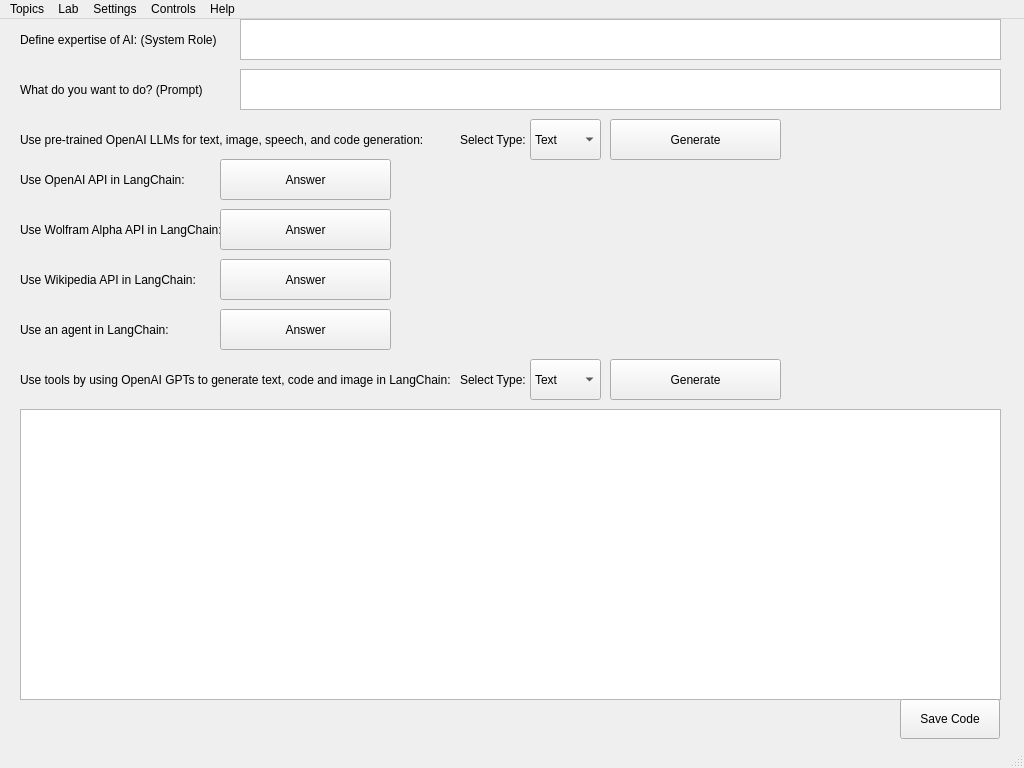
The window that ui.ui (mehrdadeahady/CV_with_ML_and_DL) describes before a commit, drawn with Qt 5.
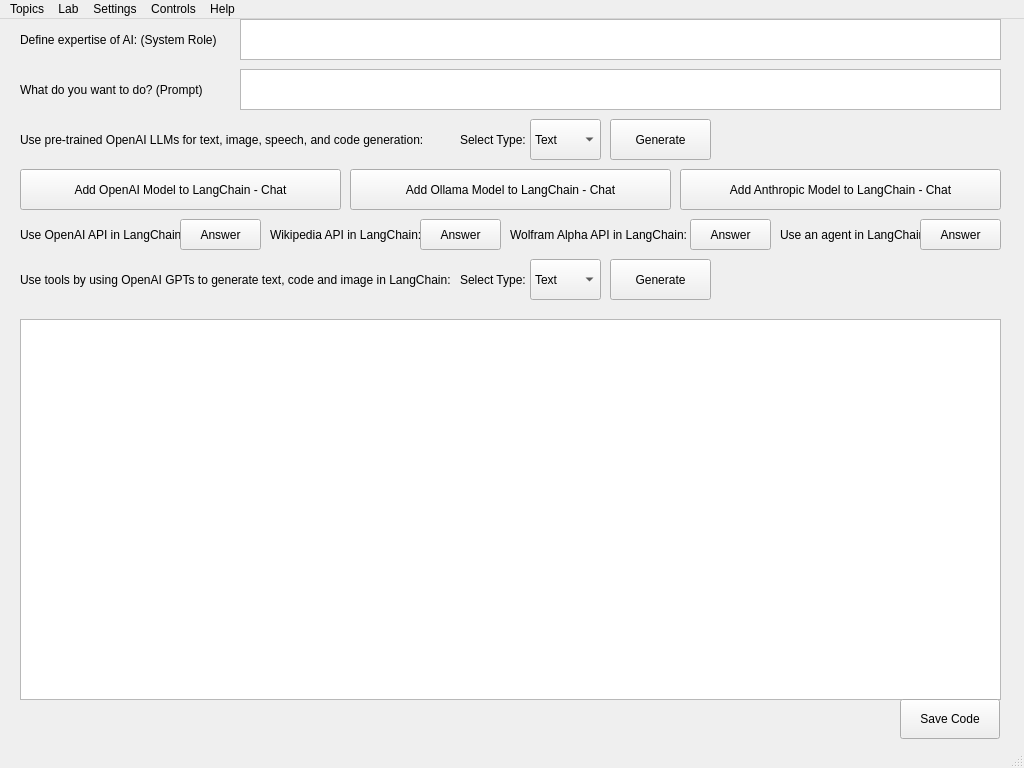
The same window after the commit. Icons and pictures are not drawn.

Commit message: Chat by Ollama LLM, Anthropic LLM and OpenAI LLM in LangChain added.

```diff
--- a/ui.ui
+++ b/ui.ui
@@ -7628,7 +7628,7 @@
        <rect>
         <x>600</x>
         <y>100</y>
-        <width>171</width>
+        <width>101</width>
         <height>41</height>
        </rect>
       </property>
@@ -7640,9 +7640,9 @@
       <property name="geometry">
        <rect>
         <x>10</x>
-        <y>390</y>
+        <y>300</y>
         <width>981</width>
-        <height>291</height>
+        <height>381</height>
        </rect>
       </property>
      </widget>
@@ -7752,9 +7752,9 @@
       <property name="geometry">
        <rect>
         <x>10</x>
-        <y>140</y>
+        <y>200</y>
         <width>171</width>
-        <height>41</height>
+        <height>31</height>
        </rect>
       </property>
       <property name="text">
@@ -7764,10 +7764,10 @@
      <widget class="QPushButton" name="pushButton_Ans1LangChain_OpenAIPromptEngineeringLangChain">
       <property name="geometry">
        <rect>
-        <x>210</x>
-        <y>140</y>
-        <width>171</width>
-        <height>41</height>
+        <x>170</x>
+        <y>200</y>
+        <width>81</width>
+        <height>31</height>
        </rect>
       </property>
       <property name="text">
@@ -7777,36 +7777,36 @@
      <widget class="QLabel" name="label_Ans2LangChain_OpenAIPromptEngineeringLangChain">
       <property name="geometry">
        <rect>
-        <x>10</x>
-        <y>190</y>
-        <width>201</width>
-        <height>41</height>
-       </rect>
-      </property>
-      <property name="text">
-       <string>Use Wolfram Alpha API in LangChain:</string>
-      </property>
-     </widget>
-     <widget class="QLabel" name="label_Ans3LangChain_OpenAIPromptEngineeringLangChain">
-      <property name="geometry">
-       <rect>
-        <x>10</x>
-        <y>240</y>
+        <x>500</x>
+        <y>200</y>
         <width>181</width>
-        <height>41</height>
+        <height>31</height>
        </rect>
       </property>
       <property name="text">
-       <string>Use Wikipedia API in LangChain:</string>
+       <string>Wolfram Alpha API in LangChain:</string>
+      </property>
+     </widget>
+     <widget class="QLabel" name="label_Ans3LangChain_OpenAIPromptEngineeringLangChain">
+      <property name="geometry">
+       <rect>
+        <x>260</x>
+        <y>200</y>
+        <width>151</width>
+        <height>31</height>
+       </rect>
+      </property>
+      <property name="text">
+       <string>Wikipedia API in LangChain:</string>
       </property>
      </widget>
      <widget class="QPushButton" name="pushButton_Ans2LangChain_OpenAIPromptEngineeringLangChain">
       <property name="geometry">
        <rect>
-        <x>210</x>
-        <y>190</y>
-        <width>171</width>
-        <height>41</height>
+        <x>680</x>
+        <y>200</y>
+        <width>81</width>
+        <height>31</height>
        </rect>
       </property>
       <property name="text">
@@ -7816,10 +7816,10 @@
      <widget class="QPushButton" name="pushButton_Ans3LangChain_OpenAIPromptEngineeringLangChain">
       <property name="geometry">
        <rect>
-        <x>210</x>
-        <y>240</y>
-        <width>171</width>
-        <height>41</height>
+        <x>410</x>
+        <y>200</y>
+        <width>81</width>
+        <height>31</height>
        </rect>
       </property>
       <property name="text">
@@ -7829,10 +7829,10 @@
      <widget class="QLabel" name="label_Ans4LangChain_OpenAIPromptEngineeringLangChain">
       <property name="geometry">
        <rect>
-        <x>10</x>
-        <y>290</y>
-        <width>171</width>
-        <height>41</height>
+        <x>770</x>
+        <y>200</y>
+        <width>151</width>
+        <height>31</height>
        </rect>
       </property>
       <property name="text">
@@ -7842,10 +7842,10 @@
      <widget class="QPushButton" name="pushButton_Ans4LangChain_OpenAIPromptEngineeringLangChain">
       <property name="geometry">
        <rect>
-        <x>210</x>
-        <y>290</y>
-        <width>171</width>
-        <height>41</height>
+        <x>910</x>
+        <y>200</y>
+        <width>81</width>
+        <height>31</height>
        </rect>
       </property>
       <property name="text">
@@ -7856,7 +7856,7 @@
       <property name="geometry">
        <rect>
         <x>10</x>
-        <y>340</y>
+        <y>240</y>
         <width>441</width>
         <height>41</height>
        </rect>
@@ -7869,8 +7869,8 @@
       <property name="geometry">
        <rect>
         <x>600</x>
-        <y>340</y>
-        <width>171</width>
+        <y>240</y>
+        <width>101</width>
         <height>41</height>
        </rect>
       </property>
@@ -7882,7 +7882,7 @@
       <property name="geometry">
        <rect>
         <x>520</x>
-        <y>340</y>
+        <y>240</y>
         <width>71</width>
         <height>41</height>
        </rect>
@@ -7907,7 +7907,7 @@
       <property name="geometry">
        <rect>
         <x>450</x>
-        <y>340</y>
+        <y>240</y>
         <width>71</width>
         <height>41</height>
        </rect>
@@ -7916,6 +7916,45 @@
        <string>Select Type:</string>
       </property>
      </widget>
+     <widget class="QPushButton" name="pushButton_AddAnthropicModelToLangChain_OpenAIPromptEngineeringLangChain">
+      <property name="geometry">
+       <rect>
+        <x>670</x>
+        <y>150</y>
+        <width>321</width>
+        <height>41</height>
+       </rect>
+      </property>
+      <property name="text">
+       <string>Add Anthropic Model to LangChain - Chat</string>
+      </property>
+     </widget>
+     <widget class="QPushButton" name="pushButton_AddOllamaModelToLangChain_OpenAIPromptEngineeringLangChain">
+      <property name="geometry">
+       <rect>
+        <x>340</x>
+        <y>150</y>
+        <width>321</width>
+        <height>41</height>
+       </rect>
+      </property>
+      <property name="text">
+       <string>Add Ollama Model to LangChain - Chat</string>
+      </property>
+     </widget>
+     <widget class="QPushButton" name="pushButton_AddOpenAIModelToLangChain_OpenAIPromptEngineeringLangChain">
+      <property name="geometry">
+       <rect>
+        <x>10</x>
+        <y>150</y>
+        <width>321</width>
+        <height>41</height>
+       </rect>
+      </property>
+      <property name="text">
+       <string>Add OpenAI Model to LangChain - Chat</string>
+      </property>
+     </widget>
     </widget>
     <widget class="QWidget" name="page_AboutAuthorDeveloper">
      <widget class="QTextBrowser" name="textBrowser_AboutAuthorDeveloper">
```
The commit also changes 4 other files.
